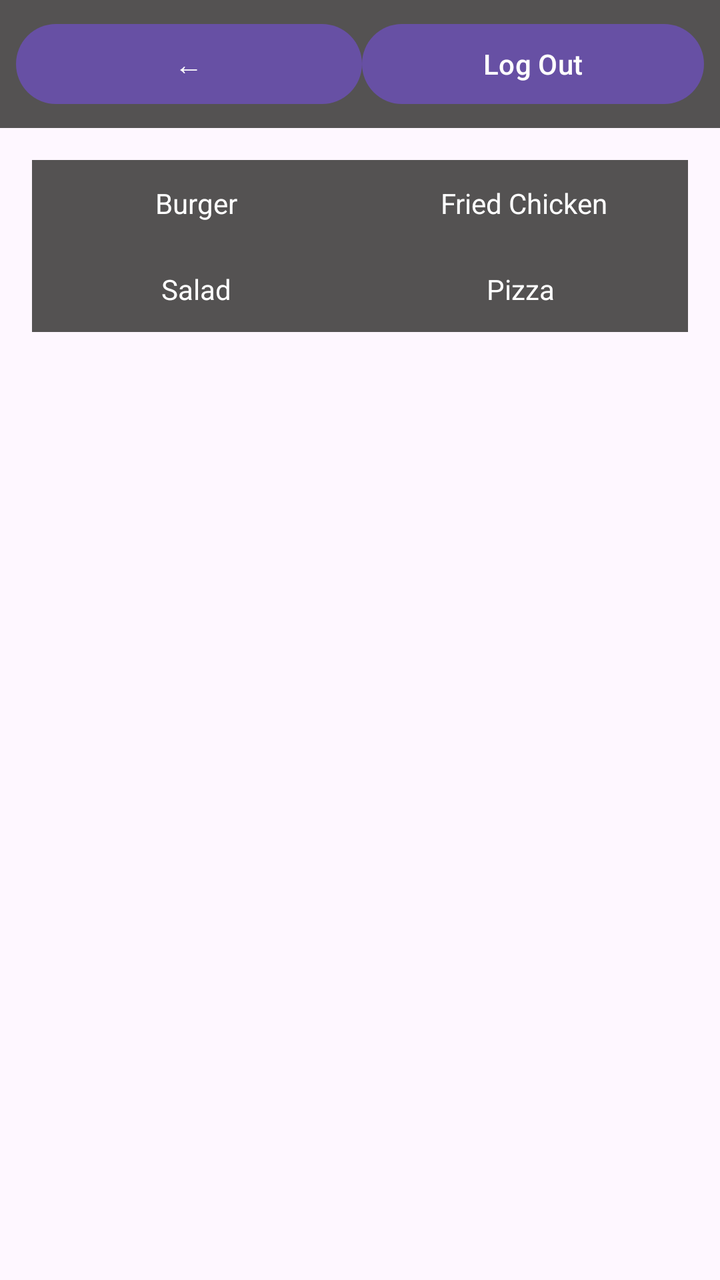
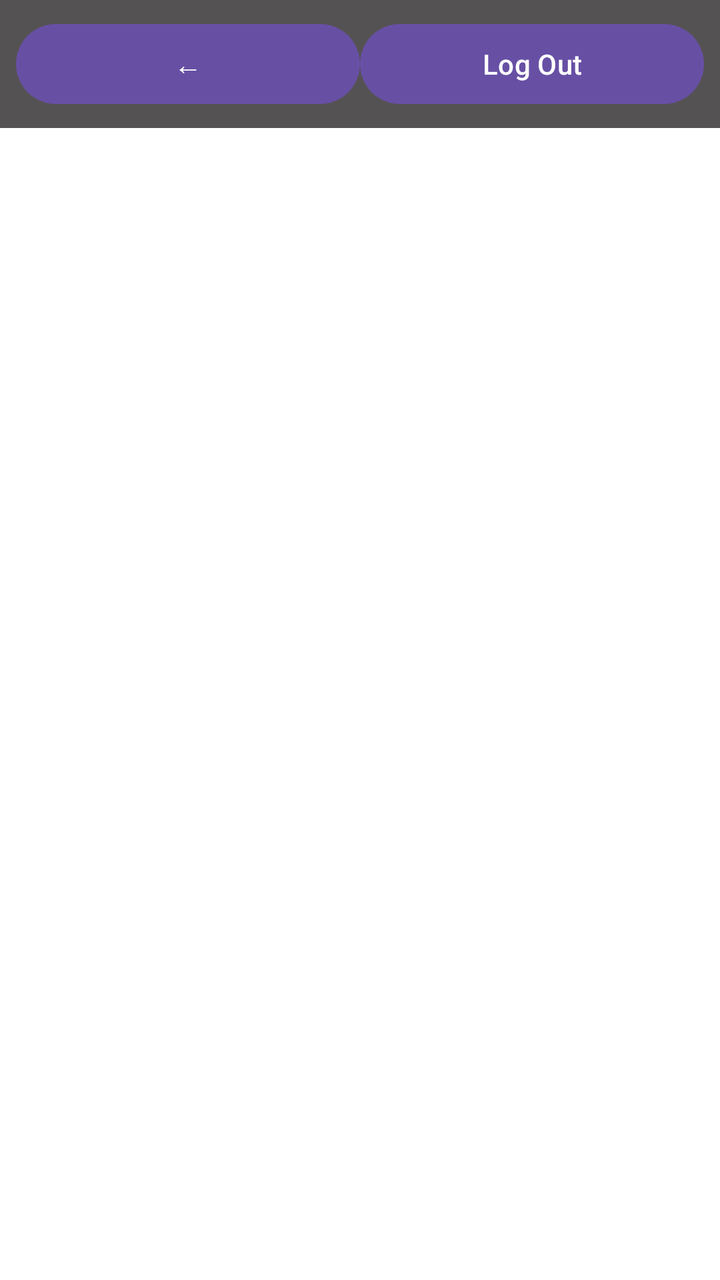

The first picture is an Android layout as it rendered before a commit; the second is the same layout after the commit. The layout source and the unified diff follow.
<!-- AndroidManifest.xml: application theme Theme.MyApplication -->
<!-- res/layout/activity_menu.xml -->
<?xml version="1.0" encoding="utf-8"?>
<androidx.constraintlayout.widget.ConstraintLayout xmlns:android="http://schemas.android.com/apk/res/android"
    xmlns:app="http://schemas.android.com/apk/res-auto"
    xmlns:tools="http://schemas.android.com/tools"
    android:id="@+id/main"
    android:layout_width="match_parent"
    android:layout_height="match_parent"
    tools:context=".Menu">

    
    <LinearLayout
        android:id="@+id/topBar"
        android:layout_width="0dp"
        android:layout_height="wrap_content"
        android:background="#545252"
        android:gravity="center_vertical"
        android:orientation="horizontal"
        android:padding="8dp"
        app:layout_constraintEnd_toEndOf="parent"
        app:layout_constraintStart_toStartOf="parent"
        app:layout_constraintTop_toTopOf="parent">

        <Button
            android:id="@+id/button4"
            android:layout_width="2dp"
            android:layout_height="wrap_content"
            android:layout_weight="1"
            android:text="←" />

        <Button
            android:id="@+id/button9"
            android:layout_width="1dp"
            android:layout_height="wrap_content"
            android:layout_weight="1"
            android:text="Add / Edit"
            android:visibility="gone"
            tools:visibility="visible" />

        <Button
            android:id="@+id/button11"
            android:layout_width="0dp"
            android:layout_height="wrap_content"
            android:layout_weight="1"
            android:text="Log Out" />
    </LinearLayout>

    
    <TableLayout
        android:id="@+id/menuTable"
        android:layout_width="0dp"
        android:layout_height="0dp"
        android:stretchColumns="*"
        android:padding="16dp"
        app:layout_constraintTop_toBottomOf="@id/topBar"
        app:layout_constraintBottom_toBottomOf="parent"
        app:layout_constraintStart_toStartOf="parent"
        app:layout_constraintEnd_toEndOf="parent">

        
        <TableRow>

            <TextView
                android:layout_width="0dp"
                android:layout_height="wrap_content"
                android:layout_weight="1"
                android:background="#545252"
                android:gravity="center"
                android:padding="12dp"
                android:text="Burger"
                android:textColor="@android:color/white" />

            <TextView
                android:text="Fried Chicken"
                android:layout_width="0dp"
                android:layout_height="wrap_content"
                android:padding="12dp"
                android:gravity="center"
                android:background="#545252"
                android:textColor="@android:color/white"
                android:layout_weight="1"/>
        </TableRow>

        
        <TableRow>
            <TextView
                android:text="Salad"
                android:layout_width="0dp"
                android:layout_height="wrap_content"
                android:padding="12dp"
                android:gravity="center"
                android:background="#545252"
                android:textColor="@android:color/white"
                android:layout_weight="1"/>

            <TextView
                android:text="Pizza
"
                android:layout_width="0dp"
                android:layout_height="wrap_content"
                android:padding="12dp"
                android:gravity="center"
                android:background="#545252"
                android:textColor="@android:color/white"
                android:layout_weight="1"/>
        </TableRow>

    </TableLayout>
</androidx.constraintlayout.widget.ConstraintLayout>
<!-- resources referenced by this layout -->
<resources>
  <style name="Theme.MyApplication" parent="Base.Theme.MyApplication" />
  <style name="Base.Theme.MyApplication" parent="Theme.Material3.DayNight.NoActionBar">
          
          
      </style>
</resources>

<!-- the commit's change to res/layout/activity_menu.xml (unified diff, before → after) -->
@@ -5,9 +5,9 @@
     android:id="@+id/main"
     android:layout_width="match_parent"
     android:layout_height="match_parent"
+    android:background="#FFFFFF"
     tools:context=".Menu">
 
-    
     <LinearLayout
         android:id="@+id/topBar"
         android:layout_width="0dp"
@@ -21,15 +21,15 @@
         app:layout_constraintTop_toTopOf="parent">
 
         <Button
-            android:id="@+id/button4"
-            android:layout_width="2dp"
+            android:id="@+id/btnBack"
+            android:layout_width="0dp"
             android:layout_height="wrap_content"
             android:layout_weight="1"
             android:text="←" />
 
         <Button
-            android:id="@+id/button9"
-            android:layout_width="1dp"
+            android:id="@+id/btnAddEdit"
+            android:layout_width="0dp"
             android:layout_height="wrap_content"
             android:layout_weight="1"
             android:text="Add / Edit"
@@ -37,72 +37,22 @@
             tools:visibility="visible" />
 
         <Button
-            android:id="@+id/button11"
+            android:id="@+id/btnLogout"
             android:layout_width="0dp"
             android:layout_height="wrap_content"
             android:layout_weight="1"
             android:text="Log Out" />
     </LinearLayout>
 
-    
-    <TableLayout
-        android:id="@+id/menuTable"
+    <ListView
+        android:id="@+id/lvMenu"
         android:layout_width="0dp"
         android:layout_height="0dp"
-        android:stretchColumns="*"
-        android:padding="16dp"
-        app:layout_constraintTop_toBottomOf="@id/topBar"
+        android:layout_margin="16dp"
+        android:background="#FFFFFF"
         app:layout_constraintBottom_toBottomOf="parent"
+        app:layout_constraintEnd_toEndOf="parent"
         app:layout_constraintStart_toStartOf="parent"
-        app:layout_constraintEnd_toEndOf="parent">
+        app:layout_constraintTop_toBottomOf="@id/topBar" />
 
-        
-        <TableRow>
-
-            <TextView
-                android:layout_width="0dp"
-                android:layout_height="wrap_content"
-                android:layout_weight="1"
-                android:background="#545252"
-                android:gravity="center"
-                android:padding="12dp"
-                android:text="Burger"
-                android:textColor="@android:color/white" />
-
-            <TextView
-                android:text="Fried Chicken"
-                android:layout_width="0dp"
-                android:layout_height="wrap_content"
-                android:padding="12dp"
-                android:gravity="center"
-                android:background="#545252"
-                android:textColor="@android:color/white"
-                android:layout_weight="1"/>
-        </TableRow>
-
-        
-        <TableRow>
-            <TextView
-                android:text="Salad"
-                android:layout_width="0dp"
-                android:layout_height="wrap_content"
-                android:padding="12dp"
-                android:gravity="center"
-                android:background="#545252"
-                android:textColor="@android:color/white"
-                android:layout_weight="1"/>
-
-            <TextView
-                android:text="Pizza
-"
-                android:layout_width="0dp"
-                android:layout_height="wrap_content"
-                android:padding="12dp"
-                android:gravity="center"
-                android:background="#545252"
-                android:textColor="@android:color/white"
-                android:layout_weight="1"/>
-        </TableRow>
-
-    </TableLayout>
 </androidx.constraintlayout.widget.ConstraintLayout>
